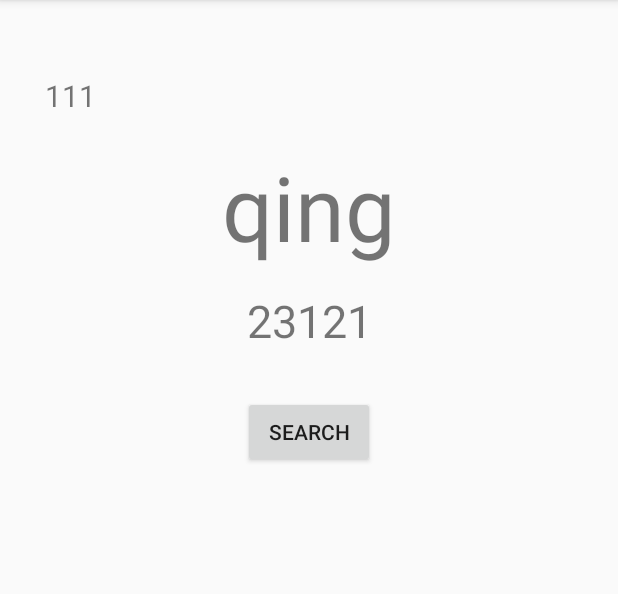
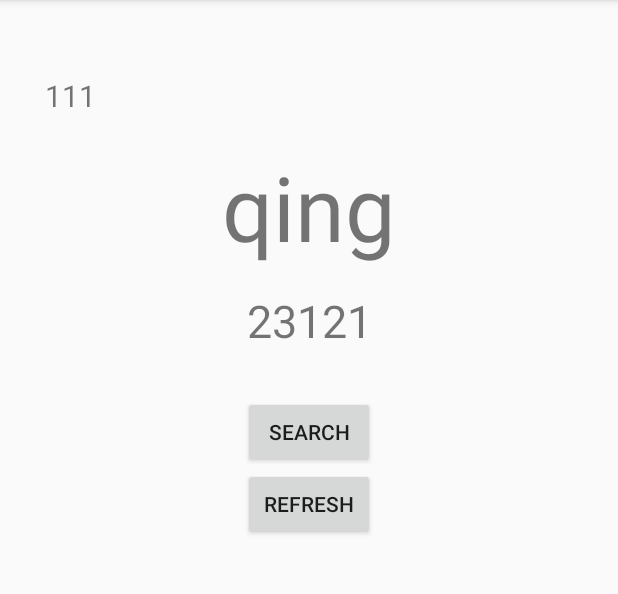
Before and after one commit to ddddz/SampleWeather, an Android app: the screen it shows after launch (weatherActivity), after a tap on "LOOK UP", on a phone screen of 412 x 824 dp, the part 84-678 px from its top. Run offline under Robolectric (Android 15) with nearby library versions, the phone set to English and light mode, and no system bars.

Commit message:
add refresh button

```diff
--- a/app/src/main/java/com/example/samsung/weather/activity/lookUp_weather.java
+++ b/app/src/main/java/com/example/samsung/weather/activity/lookUp_weather.java
@@ -23,8 +23,8 @@ public class lookUp_weather extends AppCompatActivity {
     private TextView input;
 
     private boolean isFromWeather;
-    private String urlName="http://op.juhe.cn/onebox/weather/query";//appkey
-    private String keys = "bc5bc07176469e357fc53e1682c4112b";
+    private final String urlName="http://op.juhe.cn/onebox/weather/query";//appkey
+    private final String keys = "bc5bc07176469e357fc53e1682c4112b";
 
     @Override
     protected void onCreate(Bundle savedInstanceState){
--- a/app/src/main/java/com/example/samsung/weather/activity/weatherActivity.java
+++ b/app/src/main/java/com/example/samsung/weather/activity/weatherActivity.java
@@ -5,6 +5,7 @@ import android.content.SharedPreferences;
 import android.os.Bundle;
 import android.preference.PreferenceManager;
 import android.support.v7.app.AppCompatActivity;
+import android.util.Log;
 import android.view.View;
 import android.widget.Button;
 import android.widget.TextView;
@@ -26,8 +27,9 @@ public class weatherActivity extends AppCompatActivity implements View.OnClickLi
     private TextView weatherInfo;
     private TextView temperature;
     private Button search;
-    private String urlName="http://op.juhe.cn/onebox/weather/query";//appkey
-    private String keys = "bc5bc07176469e357fc53e1682c4112b";
+    private Button refresh;
+    private final String urlName="http://op.juhe.cn/onebox/weather/query";//appkey
+    private final String keys = "bc5bc07176469e357fc53e1682c4112b";
 
     @Override
     protected void onCreate(Bundle savedInstanceState){
@@ -47,7 +49,9 @@ public class weatherActivity extends AppCompatActivity implements View.OnClickLi
         weatherInfo = (TextView) findViewById(R.id.weatherInfo);
         temperature = (TextView) findViewById(R.id.temperature);
         search = (Button) findViewById(R.id.search);
+        refresh = (Button) findViewById(R.id.refresh);
         search.setOnClickListener(this);
+        refresh.setOnClickListener(this);
 
 //        getWeather(Url);
 
@@ -61,6 +65,10 @@ public class weatherActivity extends AppCompatActivity implements View.OnClickLi
                 intent.putExtra("is_from_weather", true);
                 startActivity(intent);
                 break;
+            case R.id.refresh:
+                SharedPreferences sharedPreferences = PreferenceManager.getDefaultSharedPreferences(weatherActivity.this);
+                getWeather(lookUp_weather.code(sharedPreferences.getString("city_name", ""), urlName, keys));
+                Log.i("refresh_weather", sharedPreferences.getString("weather_info", ""));
             default:
                 break;
         }
--- a/app/src/main/res/layout/weather_main.xml
+++ b/app/src/main/res/layout/weather_main.xml
@@ -59,4 +59,11 @@
         android:layout_below="@id/temperature"
         android:layout_marginTop="30dp"
         android:layout_gravity="center"/>
+
+    <Button
+        android:id="@+id/refresh"
+        android:layout_width="wrap_content"
+        android:layout_height="wrap_content"
+        android:layout_gravity="center"
+        android:text="refresh"/>
 </LinearLayout>
```
